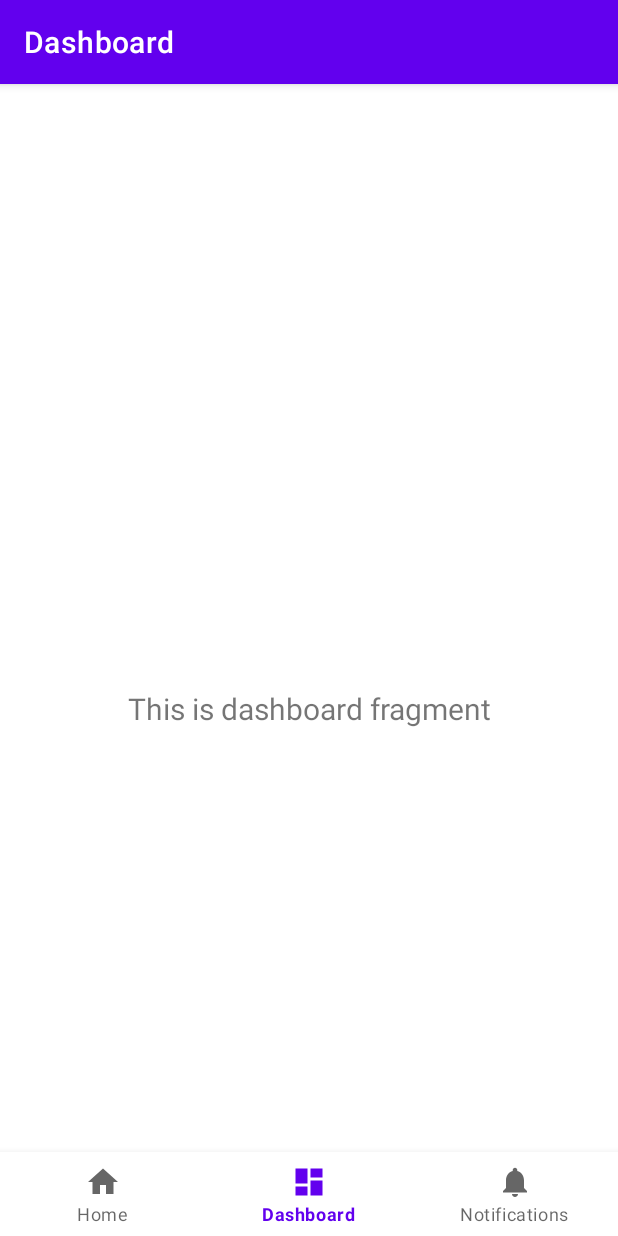
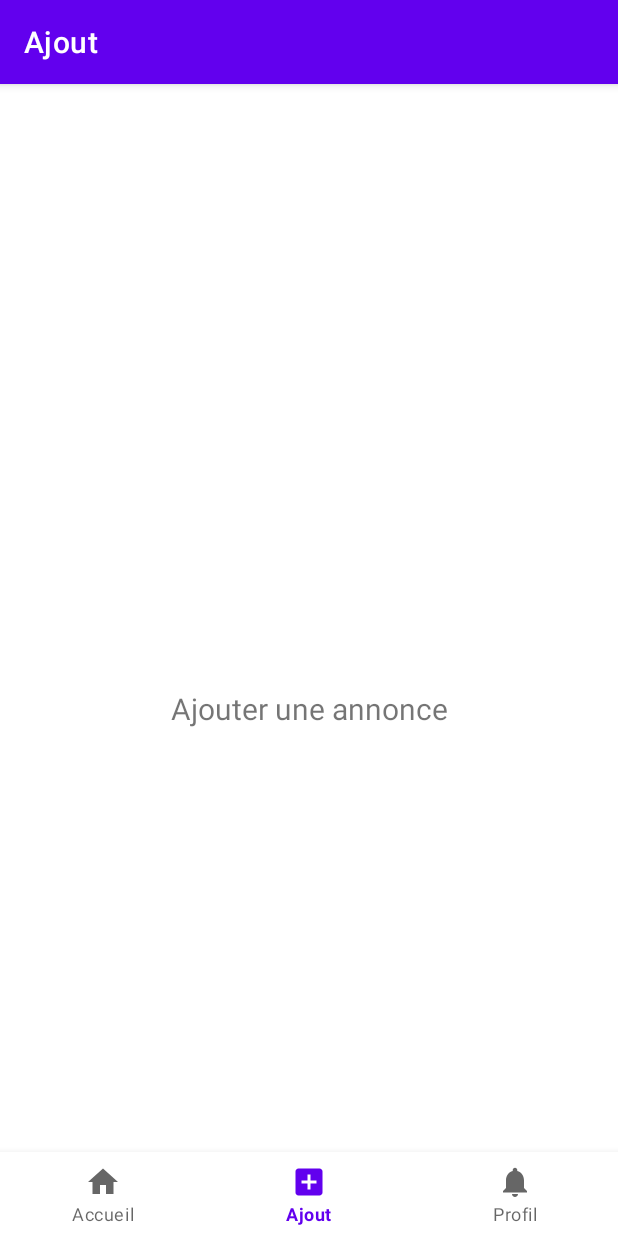
Before and after one commit to lucasnaury/uv-amse-android, an Android app: the AjoutAnnonceFragment screen opened through its navigation route, on a phone screen of 412 x 824 dp. Run offline under Robolectric (Android 15) with nearby library versions, the phone set to English and light mode, and no system bars; our stand-ins replace navigation-ui.

Commit message:
Change page names

```diff
--- a/app/src/main/java/com/example/tpleboncoin/MainActivity.java
+++ b/app/src/main/java/com/example/tpleboncoin/MainActivity.java
@@ -27,7 +27,7 @@ public class MainActivity extends AppCompatActivity {
         // Passing each menu ID as a set of Ids because each
         // menu should be considered as top level destinations.
         AppBarConfiguration appBarConfiguration = new AppBarConfiguration.Builder(
-                R.id.navigation_home, R.id.navigation_dashboard, R.id.navigation_notifications)
+                R.id.navigation_home, R.id.navigation_ajout_annonce, R.id.navigation_notifications)
                 .build();
         NavController navController = Navigation.findNavController(this, R.id.nav_host_fragment_activity_main);
         NavigationUI.setupActionBarWithNavController(this, navController, appBarConfiguration);
--- a/app/src/main/java/com/example/tpleboncoin/ui/dashboard/DashboardFragment.java
+++ b/app/src/main/java/com/example/tpleboncoin/ui/ajout_annonce/AjoutAnnonceFragment.java
@@ -1,4 +1,4 @@
-package com.example.tpleboncoin.ui.dashboard;
+package com.example.tpleboncoin.ui.ajout_annonce;
 
 import android.os.Bundle;
 import android.view.LayoutInflater;
@@ -10,22 +10,22 @@ import androidx.annotation.NonNull;
 import androidx.fragment.app.Fragment;
 import androidx.lifecycle.ViewModelProvider;
 
-import com.example.tpleboncoin.databinding.FragmentDashboardBinding;
+import com.example.tpleboncoin.databinding.FragmentAjoutAnnonceBinding;
 
-public class DashboardFragment extends Fragment {
+public class AjoutAnnonceFragment extends Fragment {
 
-    private FragmentDashboardBinding binding;
+    private FragmentAjoutAnnonceBinding binding;
 
     public View onCreateView(@NonNull LayoutInflater inflater,
                              ViewGroup container, Bundle savedInstanceState) {
-        DashboardViewModel dashboardViewModel =
-                new ViewModelProvider(this).get(DashboardViewModel.class);
+        AjoutAnnonceViewModel ajout_annonceViewModel =
+                new ViewModelProvider(this).get(AjoutAnnonceViewModel.class);
 
-        binding = FragmentDashboardBinding.inflate(inflater, container, false);
+        binding = FragmentAjoutAnnonceBinding.inflate(inflater, container, false);
         View root = binding.getRoot();
 
-        final TextView textView = binding.textDashboard;
-        dashboardViewModel.getText().observe(getViewLifecycleOwner(), textView::setText);
+        final TextView textView = binding.textAjoutAnnonce;
+        ajout_annonceViewModel.getText().observe(getViewLifecycleOwner(), textView::setText);
         return root;
     }
 
--- a/app/src/main/java/com/example/tpleboncoin/ui/dashboard/DashboardViewModel.java
+++ b/app/src/main/java/com/example/tpleboncoin/ui/ajout_annonce/AjoutAnnonceViewModel.java
@@ -1,16 +1,16 @@
-package com.example.tpleboncoin.ui.dashboard;
+package com.example.tpleboncoin.ui.ajout_annonce;
 
 import androidx.lifecycle.LiveData;
 import androidx.lifecycle.MutableLiveData;
 import androidx.lifecycle.ViewModel;
 
-public class DashboardViewModel extends ViewModel {
+public class AjoutAnnonceViewModel extends ViewModel {
 
     private final MutableLiveData<String> mText;
 
-    public DashboardViewModel() {
+    public AjoutAnnonceViewModel() {
         mText = new MutableLiveData<>();
-        mText.setValue("This is dashboard fragment");
+        mText.setValue("Ajouter une annonce");
     }
 
     public LiveData<String> getText() {
--- /dev/null
+++ b/app/src/main/res/drawable/ic_baseline_add_box_24.xml
@@ -0,0 +1,5 @@
+<vector android:height="24dp" android:tint="#000000"
+    android:viewportHeight="24" android:viewportWidth="24"
+    android:width="24dp" xmlns:android="http://schemas.android.com/apk/res/android">
+    <path android:fillColor="@android:color/white" android:pathData="M19,3L5,3c-1.11,0 -2,0.9 -2,2v14c0,1.1 0.89,2 2,2h14c1.1,0 2,-0.9 2,-2L21,5c0,-1.1 -0.9,-2 -2,-2zM17,13h-4v4h-2v-4L7,13v-2h4L11,7h2v4h4v2z"/>
+</vector>
--- a/app/src/main/res/layout/fragment_dashboard.xml
+++ b/app/src/main/res/layout/fragment_ajout_annonce.xml
@@ -4,10 +4,10 @@
     xmlns:tools="http://schemas.android.com/tools"
     android:layout_width="match_parent"
     android:layout_height="match_parent"
-    tools:context=".ui.dashboard.DashboardFragment">
+    tools:context=".ui.ajout_annonce.AjoutAnnonceFragment">
 
     <TextView
-        android:id="@+id/text_dashboard"
+        android:id="@+id/text_ajout_annonce"
         android:layout_width="match_parent"
         android:layout_height="wrap_content"
         android:layout_marginStart="8dp"
--- a/app/src/main/res/menu/bottom_nav_menu.xml
+++ b/app/src/main/res/menu/bottom_nav_menu.xml
@@ -7,13 +7,13 @@
         android:title="@string/title_home" />
 
     <item
-        android:id="@+id/navigation_dashboard"
-        android:icon="@drawable/ic_dashboard_black_24dp"
-        android:title="@string/title_dashboard" />
+        android:id="@+id/navigation_ajout_annonce"
+        android:icon="@drawable/ic_baseline_add_box_24"
+        android:title="@string/title_add" />
 
     <item
         android:id="@+id/navigation_notifications"
         android:icon="@drawable/ic_notifications_black_24dp"
-        android:title="@string/title_notifications" />
+        android:title="@string/title_profile" />
 
 </menu>
--- a/app/src/main/res/navigation/mobile_navigation.xml
+++ b/app/src/main/res/navigation/mobile_navigation.xml
@@ -12,14 +12,14 @@
         tools:layout="@layout/fragment_home" />
 
     <fragment
-        android:id="@+id/navigation_dashboard"
-        android:name="com.example.tpleboncoin.ui.dashboard.DashboardFragment"
-        android:label="@string/title_dashboard"
-        tools:layout="@layout/fragment_dashboard" />
+        android:id="@+id/navigation_ajout_annonce"
+        android:name="com.example.tpleboncoin.ui.ajout_annonce.AjoutAnnonceFragment"
+        android:label="@string/title_add"
+        tools:layout="@layout/fragment_ajout_annonce" />
 
     <fragment
         android:id="@+id/navigation_notifications"
         android:name="com.example.tpleboncoin.ui.notifications.NotificationsFragment"
-        android:label="@string/title_notifications"
+        android:label="@string/title_profile"
         tools:layout="@layout/fragment_notifications" />
 </navigation>
--- a/app/src/main/res/values/strings.xml
+++ b/app/src/main/res/values/strings.xml
@@ -1,6 +1,6 @@
 <resources>
     <string name="app_name">TP LeBonCoin</string>
-    <string name="title_home">Home</string>
-    <string name="title_dashboard">Dashboard</string>
-    <string name="title_notifications">Notifications</string>
+    <string name="title_home">Accueil</string>
+    <string name="title_add">Ajout</string>
+    <string name="title_profile">Profil</string>
 </resources>
```
